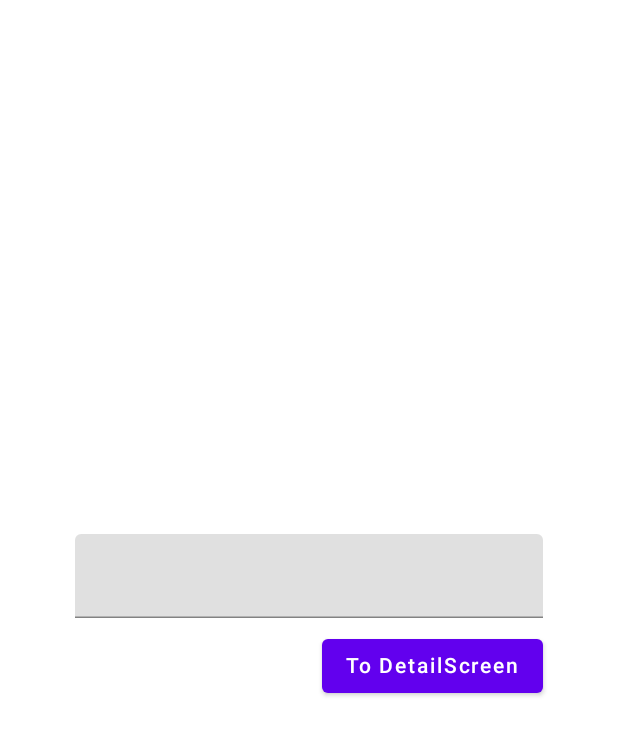
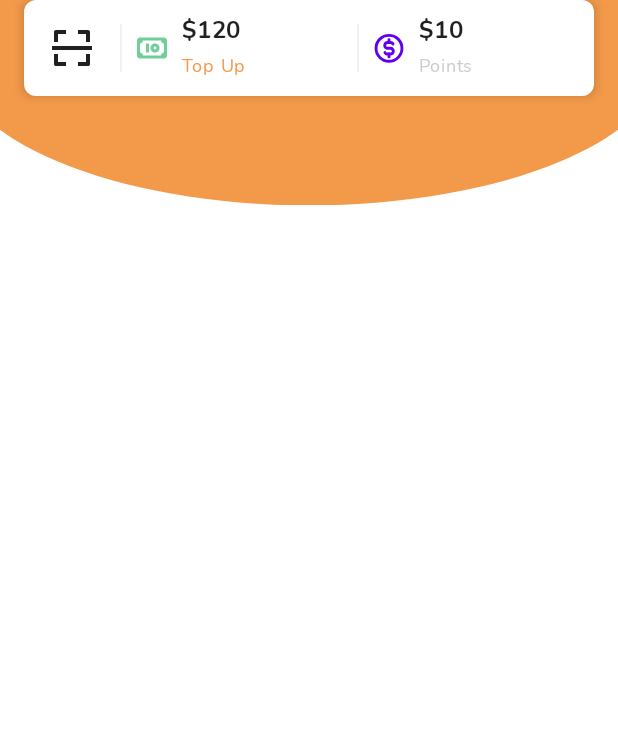
Before and after one commit to ArtemisSoftware/JetPack-Compose-Tutorial-4, an Android app built with Jetpack Compose: the screen it shows after launch (MainActivity), on a phone screen of 412 x 824 dp. Shown: the top 735 px of the screen. Run offline under Robolectric (Android 15) with nearby library versions, the phone set to English and light mode, and no system bars; Roboto replaces fonts that are not available here.

Commit message:
GroceryShop - Header

```diff
--- a/app/src/main/java/com/artemissoftware/jetpackcomposetutorial4/MainActivity.kt
+++ b/app/src/main/java/com/artemissoftware/jetpackcomposetutorial4/MainActivity.kt
@@ -6,6 +6,9 @@ import androidx.activity.compose.setContent
 import androidx.compose.foundation.ExperimentalFoundationApi
 import androidx.compose.runtime.Composable
 import androidx.compose.ui.tooling.preview.Preview
+import com.artemissoftware.jetpackcomposetutorial4.ui.cleaning.CleaningLoginScreen
+import com.artemissoftware.jetpackcomposetutorial4.ui.cleaning.CleaningOnBoardingScreen
+import com.artemissoftware.jetpackcomposetutorial4.ui.groceryshop.GroceryShopScreen
 import com.artemissoftware.jetpackcomposetutorial4.ui.jetnavigation.Navigation
 import com.artemissoftware.jetpackcomposetutorial4.ui.meditation.MeditationScreen
 import com.artemissoftware.jetpackcomposetutorial4.ui.theme.JetPackComposeTutorial4Theme
@@ -17,9 +20,12 @@ class MainActivity : ComponentActivity() {
         setContent {
             JetPackComposeTutorial4Theme {
 
-                Navigation()
                 //MeditationScreen()
                 //InstagramProfileScreen()
+                //Navigation()
+                //CleaningLoginScreen()
+                //Cleaning()
+                GroceryShopScreen()
             }
         }
     }
@@ -30,5 +36,5 @@ class MainActivity : ComponentActivity() {
 @Preview(showBackground = true)
 @Composable
 private fun DefaultPreview() {
-    MeditationScreen()
+    GroceryShopScreen()
 }
--- /dev/null
+++ b/app/src/main/java/com/artemissoftware/jetpackcomposetutorial4/ui/groceryshop/GroceryShopScreen.kt
@@ -0,0 +1,72 @@
+package com.artemissoftware.jetpackcomposetutorial4.ui.groceryshop
+
+import androidx.compose.foundation.*
+import androidx.compose.foundation.layout.*
+import androidx.compose.foundation.lazy.GridCells
+import androidx.compose.foundation.lazy.LazyVerticalGrid
+import androidx.compose.foundation.shape.RoundedCornerShape
+import androidx.compose.material.Icon
+import androidx.compose.material.MaterialTheme
+import androidx.compose.material.Surface
+import androidx.compose.material.Text
+import androidx.compose.runtime.Composable
+import androidx.compose.ui.Alignment
+import androidx.compose.ui.Modifier
+import androidx.compose.ui.draw.clip
+import androidx.compose.ui.geometry.Offset
+import androidx.compose.ui.graphics.Color
+import androidx.compose.ui.graphics.Path
+import androidx.compose.ui.layout.ContentScale
+import androidx.compose.ui.res.painterResource
+import androidx.compose.ui.text.font.FontWeight
+import androidx.compose.ui.tooling.preview.Preview
+import androidx.compose.ui.unit.dp
+import androidx.compose.ui.unit.sp
+import com.artemissoftware.jetpackcomposetutorial4.R
+import com.artemissoftware.jetpackcomposetutorial4.ui.groceryshop.composables.Header
+
+@Composable
+fun GroceryShopScreen() {
+
+    Surface(color = MaterialTheme.colors.background) {
+
+
+        Box(/*
+            modifier = Modifier
+                .verticalScroll(rememberScrollState())*/) {
+            Image(
+                modifier = Modifier
+                    .fillMaxWidth()
+                    .offset(x = 0.dp, y = (-30).dp),
+                painter = painterResource(id = R.drawable.bg_main),
+                contentDescription = "Header Background",
+                contentScale = ContentScale.FillWidth
+            )
+            Column {
+                //AppBar()
+
+                Column() {
+                    Header()
+//                    Spacer(modifier = Modifier.height(16.dp))
+//                    Promotions()
+//                    Spacer(modifier = Modifier.height(16.dp))
+//                    CategorySection()
+//                    Spacer(modifier = Modifier.height(16.dp))
+//                    BestSellerSection()
+                }
+            }
+        }
+
+
+
+
+    }
+
+}
+
+
+@Preview(showBackground = true)
+@Composable
+private fun DefaultPreview() {
+    GroceryShopScreen()
+}
--- /dev/null
+++ b/app/src/main/java/com/artemissoftware/jetpackcomposetutorial4/ui/groceryshop/composables/Header.kt
@@ -0,0 +1,140 @@
+package com.artemissoftware.jetpackcomposetutorial4.ui.groceryshop.composables
+
+import androidx.compose.foundation.*
+import androidx.compose.foundation.layout.*
+import androidx.compose.foundation.lazy.GridCells
+import androidx.compose.foundation.lazy.LazyVerticalGrid
+import androidx.compose.foundation.shape.RoundedCornerShape
+import androidx.compose.material.*
+import androidx.compose.runtime.Composable
+import androidx.compose.ui.Alignment
+import androidx.compose.ui.Modifier
+import androidx.compose.ui.draw.clip
+import androidx.compose.ui.geometry.Offset
+import androidx.compose.ui.graphics.Color
+import androidx.compose.ui.graphics.Path
+import androidx.compose.ui.layout.ContentScale
+import androidx.compose.ui.res.painterResource
+import androidx.compose.ui.text.font.FontWeight
+import androidx.compose.ui.tooling.preview.Preview
+import androidx.compose.ui.unit.dp
+import androidx.compose.ui.unit.sp
+import com.artemissoftware.jetpackcomposetutorial4.R
+import com.artemissoftware.jetpackcomposetutorial4.ui.groceryshop.GroceryShopScreen
+import com.artemissoftware.jetpackcomposetutorial4.ui.theme.GroceryTypography
+import com.artemissoftware.jetpackcomposetutorial4.ui.theme.MeditationTypography
+import com.artemissoftware.jetpackcomposetutorial4.ui.theme.Orange
+
+@Composable
+fun Header() {
+    Card(
+        Modifier
+            .height(64.dp)
+            .padding(horizontal = 16.dp),
+        elevation = 4.dp,
+        shape = RoundedCornerShape(8.dp)
+    ) {
+        Row(
+            Modifier.fillMaxSize(),
+            verticalAlignment = Alignment.CenterVertically
+        ) {
+            QrButton()
+
+            VerticalDivider()
+
+            Row(Modifier
+                .fillMaxHeight()
+                .weight(1f)
+                .clickable { }
+                .padding(horizontal = 8.dp),
+                verticalAlignment = Alignment.CenterVertically
+            ) {
+                Icon(
+                    painter = painterResource(id = R.drawable.ic_money),
+                    contentDescription = "",
+                    tint = Color(0xFF6FCF97)
+                )
+                Column(Modifier.padding(8.dp)) {
+                    Text(
+                        text = "$120",
+                        style = GroceryTypography.body1,
+                        fontWeight = FontWeight.Bold,
+                        fontSize = 16.sp)
+                    Text(
+                        text = "Top Up",
+                        style = GroceryTypography.body1,
+                        color = Orange,
+                        fontSize = 12.sp)
+                }
+            }
+
+            VerticalDivider()
+            Row(Modifier
+                .fillMaxHeight()
+                .weight(1f)
+                .clickable { }
+                .padding(horizontal = 8.dp),
+                verticalAlignment = Alignment.CenterVertically
+            ) {
+                Icon(
+                    painter = painterResource(id = R.drawable.ic_coin),
+                    contentDescription = "",
+                    tint = MaterialTheme.colors.primary
+                )
+
+                Column(Modifier.padding(8.dp)) {
+                    Text(
+                        text = "$10",
+                        style = GroceryTypography.body1,
+                        fontWeight = FontWeight.Bold,
+                        fontSize = 16.sp
+                    )
+
+                    Text(
+                        text = "Points",
+                        style = GroceryTypography.body1,
+                        color = Color.LightGray,
+                        fontSize = 12.sp
+                    )
+                }
+            }
+        }
+    }
+}
+
+@Preview(showBackground = true)
+@Composable
+private fun QrButton() {
+    IconButton(
+        onClick = {},
+        modifier = Modifier
+            .fillMaxHeight()
+            .aspectRatio(1f)
+    ) {
+        Icon(
+            painter = painterResource(id = R.drawable.ic_scan),
+            contentDescription = "",
+            modifier = Modifier
+                .fillMaxSize()
+                .padding(16.dp)
+        )
+    }
+}
+
+@Composable
+private fun VerticalDivider() {
+    Divider(
+        color = Color(0xFFF1F1F1),
+        modifier = Modifier
+            .width(1.dp)
+            .height(32.dp)
+    )
+}
+
+
+
+@Preview(showBackground = true)
+@Composable
+private fun DefaultPreview() {
+    Header()
+}
--- a/app/src/main/java/com/artemissoftware/jetpackcomposetutorial4/ui/theme/Color.kt
+++ b/app/src/main/java/com/artemissoftware/jetpackcomposetutorial4/ui/theme/Color.kt
@@ -29,3 +29,5 @@ val BlueViolet3 = Color(0xff8f98fd)
 
 val purplish = Color(0xff4e3d77)
 val orangish = Color(0xffffac00)
+
+val Orange = Color(0xFFF2994A)
--- a/app/src/main/java/com/artemissoftware/jetpackcomposetutorial4/ui/theme/Type.kt
+++ b/app/src/main/java/com/artemissoftware/jetpackcomposetutorial4/ui/theme/Type.kt
@@ -57,3 +57,14 @@ val MeditationTypography = Typography(
         fontSize = 18.sp
     )
 )
+
+val nunitoFamily = FontFamily(
+    Font(R.font.nunito_light, FontWeight.Light),
+    Font(R.font.nunito_regular, FontWeight.Normal),
+    Font(R.font.nunito_regular, FontWeight.Medium),
+    Font(R.font.nunito_bold, FontWeight.Bold)
+)
+
+val GroceryTypography = Typography(
+    defaultFontFamily = nunitoFamily
+)
--- /dev/null
+++ b/app/src/main/res/drawable/bg_main.xml
@@ -0,0 +1,10 @@
+<?xml version="1.0" encoding="utf-8"?>
+<vector xmlns:android="http://schemas.android.com/apk/res/android"
+    android:width="375dp"
+    android:height="152dp"
+    android:viewportWidth="375"
+    android:viewportHeight="152">
+    <path
+        android:pathData="M-29,60a216.5,92 0,1 0,433 0a216.5,92 0,1 0,-433 0z"
+        android:fillColor="#F2994A" />
+</vector>
--- /dev/null
+++ b/app/src/main/res/drawable/ic_coin.xml
@@ -0,0 +1,28 @@
+<?xml version="1.0" encoding="utf-8"?>
+<vector android:height="23.04dp"
+    android:viewportHeight="24"
+    android:viewportWidth="25"
+    android:width="24dp"
+    xmlns:android="http://schemas.android.com/apk/res/android">
+    <path
+        android:fillColor="#00000000"
+        android:pathData="M12.5,21C17.4706,21 21.5,16.9706 21.5,12C21.5,7.0294 17.4706,3 12.5,3C7.5294,3 3.5,7.0294 3.5,12C3.5,16.9706 7.5294,21 12.5,21Z"
+        android:strokeColor="#F2C94C"
+        android:strokeLineCap="round"
+        android:strokeLineJoin="round"
+        android:strokeWidth="2" />
+    <path
+        android:fillColor="#00000000"
+        android:pathData="M15.3,9C15.1188,8.6858 14.8557,8.4267 14.5386,8.2506C14.2215,8.0744 13.8625,7.9878 13.5,8H11.5C10.9696,8 10.4609,8.2107 10.0858,8.5858C9.7107,8.9609 9.5,9.4696 9.5,10C9.5,10.5304 9.7107,11.0391 10.0858,11.4142C10.4609,11.7893 10.9696,12 11.5,12H13.5C14.0304,12 14.5391,12.2107 14.9142,12.5858C15.2893,12.9609 15.5,13.4696 15.5,14C15.5,14.5304 15.2893,15.0391 14.9142,15.4142C14.5391,15.7893 14.0304,16 13.5,16H11.5C11.1375,16.0122 10.7785,15.9256 10.4614,15.7495C10.1443,15.5733 9.8812,15.3142 9.7,15"
+        android:strokeColor="#F2C94C"
+        android:strokeLineCap="round"
+        android:strokeLineJoin="round"
+        android:strokeWidth="2" />
+    <path
+        android:fillColor="#00000000"
+        android:pathData="M12.5,16V18M12.5,6V8V6Z"
+        android:strokeColor="#F2C94C"
+        android:strokeLineCap="round"
+        android:strokeLineJoin="round"
+        android:strokeWidth="2" />
+</vector>
--- /dev/null
+++ b/app/src/main/res/drawable/ic_money.xml
@@ -0,0 +1,10 @@
+<?xml version="1.0" encoding="utf-8"?>
+<vector xmlns:android="http://schemas.android.com/apk/res/android"
+    android:width="24dp"
+    android:height="24dp"
+    android:viewportWidth="24"
+    android:viewportHeight="24">
+    <path
+        android:pathData="M4,5H20C20.5304,5 21.0391,5.2107 21.4142,5.5858C21.7893,5.9609 22,6.4696 22,7V17C22,17.5304 21.7893,18.0391 21.4142,18.4142C21.0391,18.7893 20.5304,19 20,19H4C3.4696,19 2.9609,18.7893 2.5858,18.4142C2.2107,18.0391 2,17.5304 2,17V7C2,6.4696 2.2107,5.9609 2.5858,5.5858C2.9609,5.2107 3.4696,5 4,5ZM18,7H6C6,7.5304 5.7893,8.0391 5.4142,8.4142C5.0391,8.7893 4.5304,9 4,9V15C4.5304,15 5.0391,15.2107 5.4142,15.5858C5.7893,15.9609 6,16.4696 6,17H18C18,16.4696 18.2107,15.9609 18.5858,15.5858C18.9609,15.2107 19.4696,15 20,15V9C19.4696,9 18.9609,8.7893 18.5858,8.4142C18.2107,8.0391 18,7.5304 18,7ZM8,9H10V15H8V9ZM14,13C14.2652,13 14.5196,12.8946 14.7071,12.7071C14.8946,12.5196 15,12.2652 15,12C15,11.7348 14.8946,11.4804 14.7071,11.2929C14.5196,11.1054 14.2652,11 14,11C13.7348,11 13.4804,11.1054 13.2929,11.2929C13.1054,11.4804 13,11.7348 13,12C13,12.2652 13.1054,12.5196 13.2929,12.7071C13.4804,12.8946 13.7348,13 14,13ZM14,15C13.2044,15 12.4413,14.6839 11.8787,14.1213C11.3161,13.5587 11,12.7956 11,12C11,11.2044 11.3161,10.4413 11.8787,9.8787C12.4413,9.3161 13.2044,9 14,9C14.7956,9 15.5587,9.3161 16.1213,9.8787C16.6839,10.4413 17,11.2044 17,12C17,12.7956 16.6839,13.5587 16.1213,14.1213C15.5587,14.6839 14.7956,15 14,15Z"
+        android:fillColor="#6FCF97" />
+</vector>
--- /dev/null
+++ b/app/src/main/res/drawable/ic_scan.xml
@@ -0,0 +1,10 @@
+<?xml version="1.0" encoding="utf-8"?>
+<vector android:height="24dp"
+    android:viewportHeight="32"
+    android:viewportWidth="32"
+    android:width="24dp"
+    xmlns:android="http://schemas.android.com/apk/res/android">
+    <path
+        android:fillColor="#121212"
+        android:pathData="M4.0001,5.3333V12H6.6667V6.6667H12.0001V4H5.3334C4.9798,4 4.6406,4.1405 4.3906,4.3905C4.1406,4.6406 4.0001,4.9797 4.0001,5.3333ZM28.0001,12V5.3333C28.0001,4.9797 27.8596,4.6406 27.6096,4.3905C27.3595,4.1405 27.0204,4 26.6667,4H20.0001V6.6667H25.3334V12H28.0001ZM25.3334,25.3333H20.0001V28H26.6667C27.0204,28 27.3595,27.8595 27.6096,27.6095C27.8596,27.3594 28.0001,27.0203 28.0001,26.6667V20H25.3334V25.3333ZM12.0001,28V25.3333H6.6667V20H4.0001V26.6667C4.0001,27.0203 4.1406,27.3594 4.3906,27.6095C4.6406,27.8595 4.9798,28 5.3334,28H12.0001ZM2.6667,14.6667H29.3334V17.3333H2.6667V14.6667Z" />
+</vector>
```
Also changed, not shown: app/src/main/java/com/artemissoftware/jetpackcomposetutorial4/ui/cleaning/CleaningOnboardingScreen.kt (+9 -4 lines), app/src/main/res/font/nunito_bold.ttf (added), app/src/main/res/font/nunito_light.ttf (added), app/src/main/res/font/nunito_regular.ttf (added).
